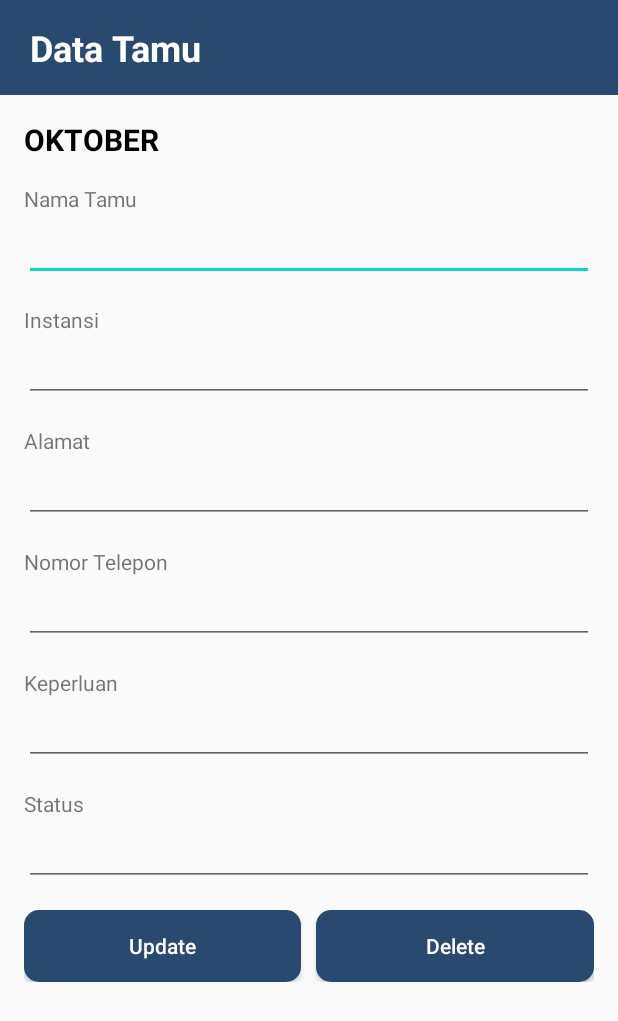
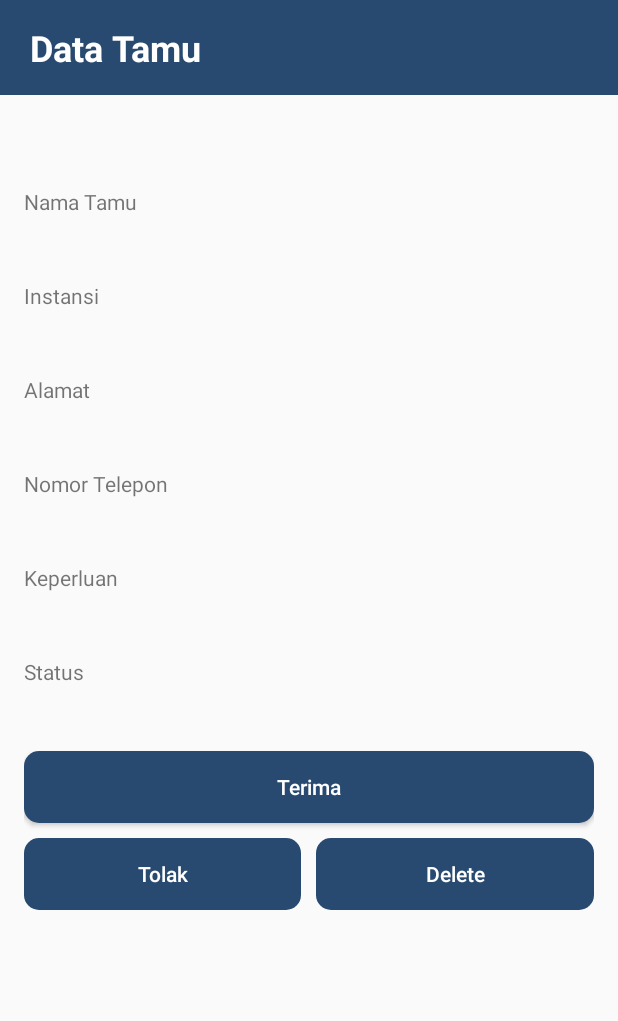
Before and after one commit to Yusucup/projek--BukuTamu-android, an Android app: the TampilTamuActivity screen opened directly, with no data from a screen before it, on a phone screen of 412 x 824 dp. Shown: the top 1021 px of the screen. Run offline under Robolectric (Android 15) with nearby library versions, the phone set to English and light mode, and no system bars.

Commit message:
head commit

```diff
--- a/app/src/main/java/com/yusuf/bukutamu/Konfigurasi.java
+++ b/app/src/main/java/com/yusuf/bukutamu/Konfigurasi.java
@@ -7,7 +7,7 @@ public class Konfigurasi {
     public static final String URL_SHOW_TAMU="http://192.168.122.41:8080/android_bukutamu/data/tamulihatdata.php";
     public static final String URL_ADD_TAMU="http://192.168.122.41:8080/android_bukutamu/data/tamutambah.php";
 
-    public static final String URL_EDIT_TAMU ="http://192.168.122.41:8080/android_bukutamu/data/tampiltamu.php?id_tamu=";
+    public static final String URL_GET_TAMU ="http://192.168.122.41:8080/android_bukutamu/data/tampiltamu.php?id_tamu=";
     public static final String URL_UPDATE_TAMU ="http://192.168.122.41:8080/android_bukutamu/data/updatetamu.php";
     public static final String URL_DELETE_TAMU ="http://192.168.122.41:8080/android_bukutamu/data/hapustamu.php?id_tamu=";
 
@@ -26,7 +26,7 @@ public class Konfigurasi {
     public static final String KEY_PASSWORD     = "password";
 
     //JSON Tags
-    public static final String TAG_JSON_ARRAY="result";
+    public static final String TAG_JSON_ARRAY   = "result";
     public static final String TAG_IDTAMU       = "id_tamu";
     public static final String TAG_NAMA         = "nama_tamu";
     public static final String TAG_INSTANSI     = "instansi";
--- a/app/src/main/java/com/yusuf/bukutamu/TampilTamuActivity.java
+++ b/app/src/main/java/com/yusuf/bukutamu/TampilTamuActivity.java
@@ -18,14 +18,13 @@ import org.json.JSONArray;
 import org.json.JSONException;
 import org.json.JSONObject;
 
+import java.util.ArrayList;
 import java.util.HashMap;
 
 public class TampilTamuActivity extends AppCompatActivity implements View.OnClickListener{
 
-    private EditText etNama, etInstansi, etAlamat, etTelepon, etKeperluan, etStatus;
-    private TextView tvTanggal;
-    private Button buttonUpdate;
-    private Button buttonDelete;
+    private TextView tvTanggal, etNama, etInstansi, etAlamat, etTelepon, etKeperluan, etStatus, tvIdtamu;
+    private Button buttonTolak, buttonDelete, buttonTerima;
     private String id;
 
     @Override
@@ -37,18 +36,21 @@ public class TampilTamuActivity extends AppCompatActivity implements View.OnClic
 
         id = intent.getStringExtra(Konfigurasi.KEY_IDTAMU);
 
-        etNama = (EditText) findViewById(R.id.edt_nama);
-        etInstansi = (EditText) findViewById(R.id.edt_instansi);
-        etAlamat = (EditText) findViewById(R.id.edt_alamat);
-        etTelepon = (EditText) findViewById(R.id.edt_telepon);
-        etKeperluan = (EditText) findViewById(R.id.edt_keperluan);
+        tvIdtamu = (TextView) findViewById(R.id.tv_idtamu);
+        etNama = (TextView) findViewById(R.id.edt_nama);
+        etInstansi = (TextView) findViewById(R.id.edt_instansi);
+        etAlamat = (TextView) findViewById(R.id.edt_alamat);
+        etTelepon = (TextView) findViewById(R.id.edt_telepon);
+        etKeperluan = (TextView) findViewById(R.id.edt_keperluan);
         tvTanggal = (TextView) findViewById(R.id.tv_tanggal);
-        etStatus = (EditText) findViewById(R.id.edt_status);
+        etStatus = (TextView) findViewById(R.id.edt_status);
 
-        buttonUpdate = (Button) findViewById(R.id.buttonUpdate);
+        buttonTerima = (Button) findViewById(R.id.buttonTerima);
+        buttonTolak = (Button) findViewById(R.id.buttonUpdate);
         buttonDelete = (Button) findViewById(R.id.buttonDelete);
 
-        buttonUpdate.setOnClickListener(this);
+        buttonTerima.setOnClickListener(this);
+        buttonTolak.setOnClickListener(this);
         buttonDelete.setOnClickListener(this);
 
         getTamu();
@@ -56,7 +58,7 @@ public class TampilTamuActivity extends AppCompatActivity implements View.OnClic
 
     private void getTamu(){
         class GetTamu extends AsyncTask<Void,Void,String> {
-            ProgressDialog loading;
+            ProgressDialog loading, out;
             @Override
             protected void onPreExecute() {
                 super.onPreExecute();
@@ -67,13 +69,14 @@ public class TampilTamuActivity extends AppCompatActivity implements View.OnClic
             protected void onPostExecute(String s) {
                 super.onPostExecute(s);
                 loading.dismiss();
+//                out = ProgressDialog.show(TampilTamuActivity.this,"Error",s,false,false);
                 showTamu(s);
             }
 
             @Override
             protected String doInBackground(Void... params) {
                 RequestHandler rh = new RequestHandler();
-                String s = rh.sendGetRequestParam(Konfigurasi.URL_EDIT_TAMU, id);
+                String s = rh.sendGetRequestParam(Konfigurasi.URL_GET_TAMU, id);
                 return s;
             }
         }
@@ -87,7 +90,8 @@ public class TampilTamuActivity extends AppCompatActivity implements View.OnClic
             JSONArray result = jsonObject.getJSONArray(Konfigurasi.TAG_JSON_ARRAY);
             JSONObject c = result.getJSONObject(0);
 
-            String nama = c.getString(Konfigurasi.TAG_NAMA);
+//            String id_tamu = c.getString(Konfigurasi.TAG_IDTAMU);
+            String nama_tamu = c.getString(Konfigurasi.TAG_NAMA);
             String instansi = c.getString(Konfigurasi.TAG_INSTANSI);
             String alamat = c.getString(Konfigurasi.TAG_ALAMAT);
             String telepon = c.getString(Konfigurasi.TAG_TELEPON);
@@ -95,30 +99,30 @@ public class TampilTamuActivity extends AppCompatActivity implements View.OnClic
             String tanggal = c.getString(Konfigurasi.TAG_TANGGAL);
             String status = c.getString(Konfigurasi.TAG_STATUS);
 
-            etNama.setText(nama);
+//            tvIdtamu.setText(id_tamu);
+            etNama.setText(nama_tamu);
             etInstansi.setText(instansi);
             etAlamat.setText(alamat);
             etTelepon.setText(telepon);
             etKeperluan.setText(keperluan);
             tvTanggal.setText(tanggal);
             etStatus.setText(status);
-
-        } catch (JSONException jsonException) {
+        }
+        catch (JSONException jsonException) {
             jsonException.printStackTrace();
         }
     }
 
-
-    private void updateTamu(){
+    private void tolakTamu(){
         final String nama_tamu = etNama.getText().toString();
         final String instansi = etInstansi.getText().toString();
         final String alamat = etAlamat.getText().toString();
         final String telepon = etTelepon.getText().toString();
         final String keperluan = etKeperluan.getText().toString();
         final String tanggal = tvTanggal.getText().toString();
-        final String status = etStatus.getText().toString();
+        final String status = "Ditolak";
 
-        class UpdateTamu extends AsyncTask<Void,Void,String>{
+        class TolakTamu extends AsyncTask<Void,Void,String>{
             ProgressDialog loading;
             @Override
             protected void onPreExecute() {
@@ -134,7 +138,7 @@ public class TampilTamuActivity extends AppCompatActivity implements View.OnClic
             }
 
             @Override
-            protected String doInBackground(Void... v) {
+            protected String doInBackground(Void... params) {
                 HashMap<String,String> hashMap = new HashMap<>();
                 hashMap.put(Konfigurasi.KEY_IDTAMU,id);
                 hashMap.put(Konfigurasi.KEY_NAMA,nama_tamu);
@@ -153,8 +157,56 @@ public class TampilTamuActivity extends AppCompatActivity implements View.OnClic
             }
         }
 
-        UpdateTamu updateTamu = new UpdateTamu();
-        updateTamu.execute();
+        TolakTamu tolakTamu = new TolakTamu();
+        tolakTamu.execute();
+    }
+
+    private void terimaTamu(){
+        final String nama_tamu = etNama.getText().toString();
+        final String instansi = etInstansi.getText().toString();
+        final String alamat = etAlamat.getText().toString();
+        final String telepon = etTelepon.getText().toString();
+        final String keperluan = etKeperluan.getText().toString();
+        final String tanggal = tvTanggal.getText().toString();
+        final String status = "Diterima";
+
+        class TerimaTamu extends AsyncTask<Void,Void,String>{
+            ProgressDialog loading;
+            @Override
+            protected void onPreExecute() {
+                super.onPreExecute();
+                loading = ProgressDialog.show(TampilTamuActivity.this,"Updating...","Wait...",false,false);
+            }
+
+            @Override
+            protected void onPostExecute(String s) {
+                super.onPostExecute(s);
+                loading.dismiss();
+                Toast.makeText(TampilTamuActivity.this,s,Toast.LENGTH_LONG).show();
+            }
+
+            @Override
+            protected String doInBackground(Void... params) {
+                HashMap<String,String> hashMap = new HashMap<>();
+                hashMap.put(Konfigurasi.KEY_IDTAMU,id);
+                hashMap.put(Konfigurasi.KEY_NAMA,nama_tamu);
+                hashMap.put(Konfigurasi.KEY_INSTANSI,instansi);
+                hashMap.put(Konfigurasi.KEY_ALAMAT,alamat);
+                hashMap.put(Konfigurasi.KEY_TELEPON,telepon);
+                hashMap.put(Konfigurasi.KEY_KEPERLUAN,keperluan);
+                hashMap.put(Konfigurasi.KEY_TANGGAL,tanggal);
+                hashMap.put(Konfigurasi.KEY_STATUS,status);
+
+                RequestHandler rh = new RequestHandler();
+
+                String s = rh.sendPostRequest(Konfigurasi.URL_UPDATE_TAMU,hashMap);
+
+                return s;
+            }
+        }
+
+        TerimaTamu terimaTamu = new TerimaTamu();
+        terimaTamu.execute();
     }
 
     private void deleteTamu(){
@@ -203,8 +255,12 @@ public class TampilTamuActivity extends AppCompatActivity implements View.OnClic
 
     @Override
     public void onClick(View v) {
-        if(v == buttonUpdate){
-            updateTamu();
+        if(v == buttonTolak){
+            tolakTamu();
+        }
+
+        if(v == buttonTerima){
+            terimaTamu();
         }
 
         if(v == buttonDelete){
--- a/app/src/main/res/layout/activity_tampil_tamu.xml
+++ b/app/src/main/res/layout/activity_tampil_tamu.xml
@@ -35,22 +35,32 @@
             android:layout_width="wrap_content"
             android:layout_height="wrap_content"
             android:id="@+id/tv_tanggal"
-            android:text="OKTOBER"
+            android:text=""
             android:textSize="20sp"
             android:textStyle="bold"
             android:textColor="@color/black"
+            android:layout_marginBottom="16dp"/>
 
-            android:layout_marginBottom="16dp"/>
+        <TextView
+            android:layout_width="wrap_content"
+            android:layout_height="wrap_content"
+            android:id="@+id/tv_idtamu"
+            android:text=""
+            android:textSize="0sp"
+            android:textColor="@color/black"/>
 
         <TextView
             android:layout_width="wrap_content"
             android:layout_height="wrap_content"
             android:text="Nama Tamu" />
 
-        <EditText
+        <TextView
             android:layout_width="match_parent"
             android:layout_height="wrap_content"
             android:id="@+id/edt_nama"
+            android:textColor="@color/black"
+            android:textSize="20sp"
+            android:text=""
             android:layout_marginBottom="16dp"/>
 
         <TextView
@@ -58,10 +68,13 @@
             android:layout_height="wrap_content"
             android:text="Instansi" />
 
-        <EditText
+        <TextView
             android:layout_width="match_parent"
             android:layout_height="wrap_content"
             android:id="@+id/edt_instansi"
+            android:textColor="@color/black"
+            android:textSize="20sp"
+            android:text=""
             android:layout_marginBottom="16dp" />
 
         <TextView
@@ -69,10 +82,13 @@
             android:layout_height="wrap_content"
             android:text="Alamat" />
 
-        <EditText
+        <TextView
             android:layout_width="match_parent"
             android:layout_height="wrap_content"
             android:id="@+id/edt_alamat"
+            android:textColor="@color/black"
+            android:textSize="20sp"
+            android:text=""
             android:layout_marginBottom="16dp" />
 
         <TextView
@@ -80,10 +96,13 @@
             android:layout_height="wrap_content"
             android:text="Nomor Telepon" />
 
-        <EditText
+        <TextView
             android:layout_width="match_parent"
             android:layout_height="wrap_content"
             android:id="@+id/edt_telepon"
+            android:textColor="@color/black"
+            android:textSize="20sp"
+            android:text=""
             android:layout_marginBottom="16dp" />
 
         <TextView
@@ -91,10 +110,13 @@
             android:layout_height="wrap_content"
             android:text="Keperluan" />
 
-        <EditText
+        <TextView
             android:layout_width="match_parent"
             android:layout_height="wrap_content"
             android:id="@+id/edt_keperluan"
+            android:textColor="@color/black"
+            android:textSize="20sp"
+            android:text=""
             android:layout_marginBottom="16dp" />
 
         <TextView
@@ -102,11 +124,25 @@
             android:layout_height="wrap_content"
             android:text="Status" />
 
-        <EditText
+        <TextView
             android:layout_width="match_parent"
             android:layout_height="wrap_content"
             android:id="@+id/edt_status"
+            android:textColor="@color/black"
+            android:textSize="20sp"
+            android:text=""
             android:layout_marginBottom="16dp" />
+
+        <Button
+            android:id="@+id/buttonTerima"
+            android:layout_width="match_parent"
+            android:layout_height="wrap_content"
+            android:layout_weight="1"
+            android:background="@drawable/custom_button_background"
+            android:text="Terima"
+            android:textColor="@color/white"
+            android:textAllCaps="false"
+            android:layout_marginBottom="10dp"/>
 
         <LinearLayout
             android:layout_width="match_parent"
@@ -119,7 +155,7 @@
                 android:layout_height="wrap_content"
                 android:layout_weight="1"
                 android:background="@drawable/custom_button_background"
-                android:text="Update"
+                android:text="Tolak"
                 android:textColor="@color/white"
                 android:textAllCaps="false" />
 
```
Also changed, not shown: app/src/main/java/com/yusuf/bukutamu/LihatTamuActivity.java (+21 -13 lines), app/src/main/res/layout/activity_main.xml (+10 -1 lines), app/src/main/res/layout/list_item.xml (+7 -0 lines).
